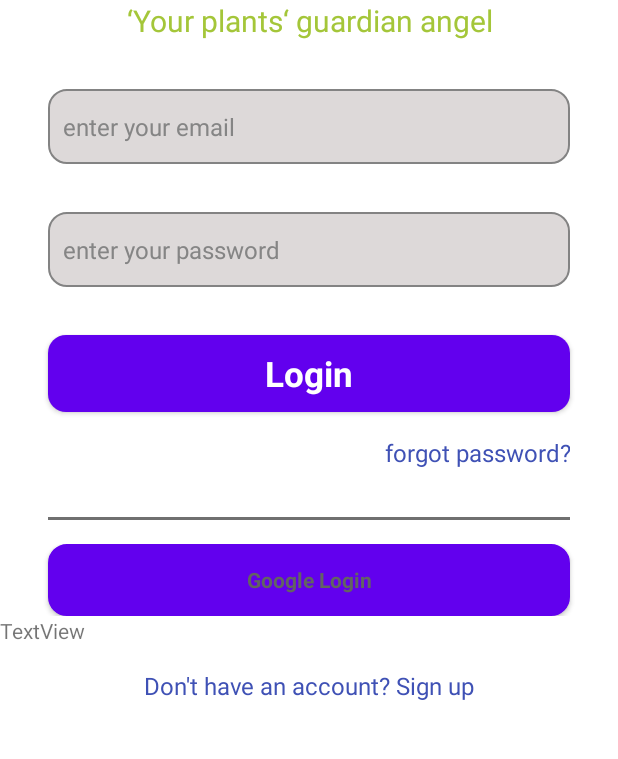
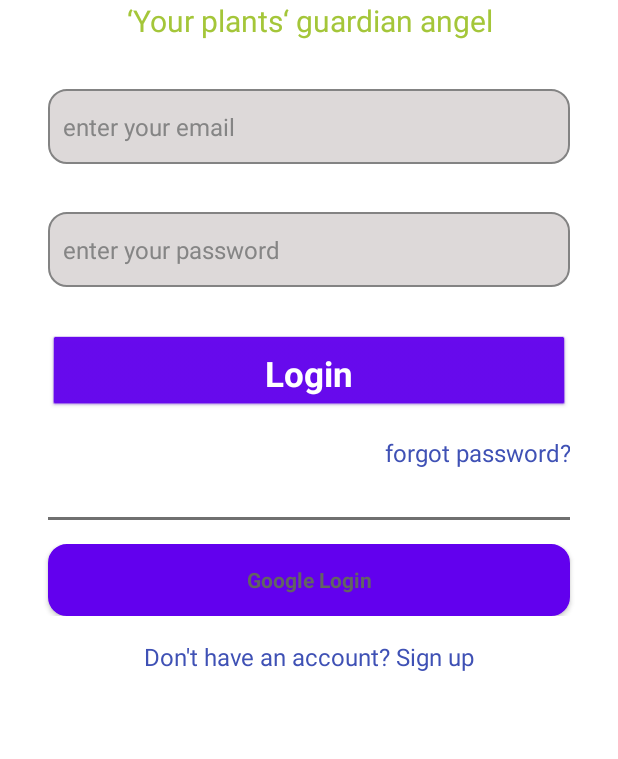
Before and after one commit to idoFassberg/GreenGuardian, an Android app: the layout login_activity.xml on its own in the app's theme, with its tools: preview values and no code run, on a phone screen of 412 x 824 dp, the part 91-850 px from its top. Run offline under Robolectric (Android 15) with nearby library versions, the phone set to English and light mode, and no system bars.

Commit message:
add new welcome and login pages

```diff
--- a/AndroidStudioProjects/app/src/main/java/com/mta/greenguardianapplication/MainActivity.java
+++ b/AndroidStudioProjects/app/src/main/java/com/mta/greenguardianapplication/MainActivity.java
@@ -6,6 +6,7 @@ import android.content.Intent;
 import android.os.Bundle;
 import android.view.View;
 import android.widget.Button;
+import android.widget.TextView;
 
 import com.google.firebase.database.DatabaseReference;
 import com.google.firebase.firestore.auth.User;
@@ -20,8 +21,10 @@ public class MainActivity extends AppCompatActivity {
         super.onCreate(savedInstanceState);
         setContentView(R.layout.activity_main);
 
+
         openAddPlant = (Button)findViewById(R.id.openAddUserForm);
         viewListPlants = (Button)findViewById(R.id.openListPlants);
+
 
         openAddPlant.setOnClickListener(new View.OnClickListener() {
             @Override
--- a/AndroidStudioProjects/app/src/main/res/drawable/green_background.xml
+++ /dev/null
@@ -1,9 +0,0 @@
-<?xml version="1.0" encoding="utf-8"?>
-<selector xmlns:android="http://schemas.android.com/apk/res/android">
-<item>
-    <shape android:shape="rectangle">
-        <solid android:color="#a4c639"/>
-        <corners android:radius="12dp"/>
-    </shape>
-</item>
-</selector>
--- a/AndroidStudioProjects/app/src/main/res/layout/activity_main_welcome.xml
+++ b/AndroidStudioProjects/app/src/main/res/layout/activity_main_welcome.xml
@@ -33,7 +33,7 @@
         app:layout_constraintTop_toBottomOf="@+id/textView" />
 
     <Button
-        android:id="@+id/button6"
+        android:id="@+id/letsGo"
         style="@android:style/Widget.Button"
         android:layout_width="0dp"
         android:layout_height="50dp"
--- a/AndroidStudioProjects/app/src/main/res/layout/login_activity.xml
+++ b/AndroidStudioProjects/app/src/main/res/layout/login_activity.xml
@@ -44,7 +44,7 @@
                 android:textSize="20sp" />
 
             <EditText
-                android:id="@+id/editTextTextPersonEmail"
+                android:id="@+id/PersonEmail"
                 android:layout_width="match_parent"
                 android:layout_height="50dp"
                 android:layout_marginStart="32dp"
@@ -59,7 +59,7 @@
                 android:textSize="16sp" />
 
             <EditText
-                android:id="@+id/editTextTextPersonPassword"
+                android:id="@+id/PersonPassword"
                 android:layout_width="match_parent"
                 android:layout_height="50dp"
                 android:layout_marginStart="32dp"
@@ -81,7 +81,7 @@
                 android:layout_marginStart="32dp"
                 android:layout_marginTop="32dp"
                 android:layout_marginEnd="32dp"
-                android:background="@drawable/green_background"
+
                 android:text="Login"
                 android:textColor="#ffffff"
                 android:textSize="23sp"
@@ -131,12 +131,6 @@
             </LinearLayout>
 
             <TextView
-                android:id="@+id/textView8"
-                android:layout_width="match_parent"
-                android:layout_height="wrap_content"
-                android:text="TextView" />
-
-            <TextView
                 android:id="@+id/forgotPassword"
                 android:layout_width="match_parent"
                 android:layout_height="wrap_content"
--- a/AndroidStudioProjects/app/src/main/res/layout/signup_activity.xml
+++ b/AndroidStudioProjects/app/src/main/res/layout/signup_activity.xml
@@ -112,7 +112,6 @@
                 android:layout_marginStart="32dp"
                 android:layout_marginTop="32dp"
                 android:layout_marginEnd="32dp"
-                android:background="@drawable/green_background"
                 android:text="Signup"
                 android:textColor="#ffffff"
                 android:textSize="23sp"
```
Also changed, not shown: AndroidStudioProjects/app/src/main/AndroidManifest.xml (+24 -21 lines).
